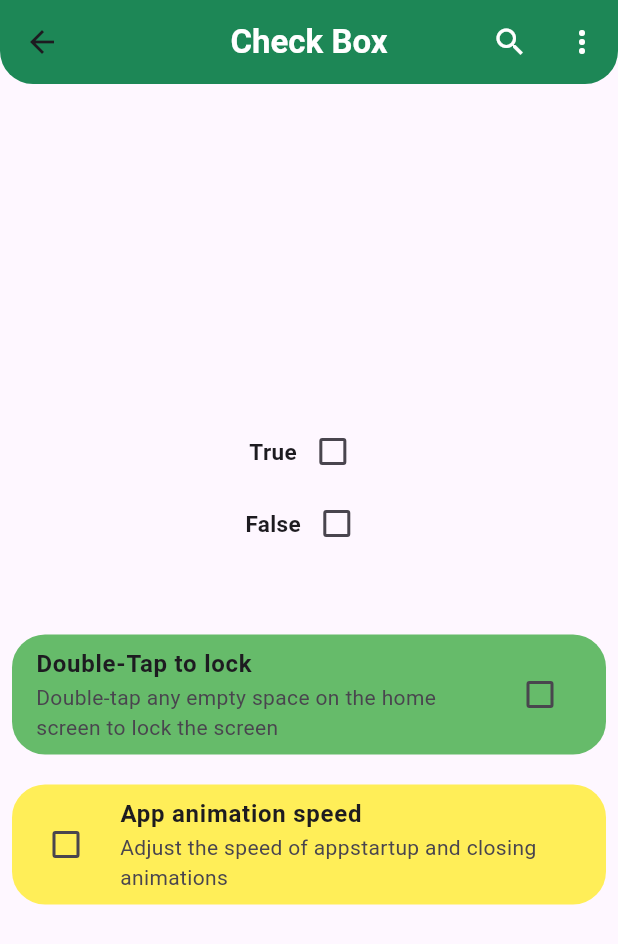
After one commit to vaishak9539/Loginpage, a Flutter app: the Check screen opened directly, on a phone screen of 412 x 824 dp. The commit adds this screen. Shown: the top 944 px of the screen. Run offline on Flutter 3.47's test engine with Material 3 defaults, Android fonts, the phone set to English and light mode, and no system bars; our stand-ins replace fluttertoast, image_picker.

Commit message:
first commit

```diff
--- /dev/null
+++ b/lib/check_box.dart
@@ -0,0 +1,135 @@
+import 'package:flutter/material.dart';
+
+class Check extends StatefulWidget {
+  const Check({super.key});
+
+  @override
+  State<Check> createState() => _CheckState();
+}
+
+class _CheckState extends State<Check> {
+
+  bool? ischecked1=false;
+  bool? ischecked2=false;
+  bool? ischecked3=false;
+  bool? ischecked4=false;
+  void onItemTapped(valu){
+   setState(() {
+      ischecked1=valu;
+   });
+
+
+  }
+
+  @override
+  Widget build(BuildContext context) {
+    return Scaffold(
+        // *AppBar
+        appBar: AppBar(
+          backgroundColor: Color.fromARGB(255, 29, 135, 86),
+          title: Text("Check Box",
+          style: TextStyle(
+            color: Colors.white,
+            fontWeight: FontWeight.bold
+          ),
+          ),
+          centerTitle: true,
+           actions: [
+
+            IconButton(onPressed: (){},
+             icon: Icon(Icons.search,
+              color: Colors.white
+             )),
+            IconButton(onPressed: (){},
+             icon: Icon(Icons.more_vert,
+              color: Colors.white
+             ))
+          ],
+          shape: RoundedRectangleBorder(
+            borderRadius: BorderRadius.vertical(
+              bottom: Radius.circular(22)
+              ),
+              ),
+        ),
+        body: Center(
+          child: Column(
+            mainAxisAlignment: MainAxisAlignment.center,
+            children: [
+              Row(
+                mainAxisAlignment: MainAxisAlignment.center,
+                children: [
+                  Text("True",
+                  style: TextStyle(
+                    fontSize: 15,
+                    fontWeight: FontWeight.bold
+                  ),
+                  ),
+                  Checkbox(
+                    tristate: true,
+                    value: ischecked1,
+                   onChanged: onItemTapped
+                  ),
+                ],
+              ),
+
+              Row(
+                mainAxisAlignment: MainAxisAlignment.center,
+                children: [
+                  Text("False",
+                  style: TextStyle(
+                    fontSize: 15,
+                    fontWeight: FontWeight.bold
+                  ),
+                  ),
+                  Checkbox(value: ischecked2,
+                  activeColor: Colors.red,
+                  checkColor: Colors.black,
+                   onChanged: (val){
+                    setState(() {
+                      ischecked2=val;
+                    });
+                   }
+                  ),
+                ],
+              ),
+              Padding(
+                padding: const EdgeInsets.only(top: 50,left: 8,right: 8),
+                child: CheckboxListTile(
+                  shape: RoundedRectangleBorder(
+                    borderRadius: BorderRadius.circular(22)),
+                  title: Text("Double-Tap to lock",
+                  style: TextStyle(fontWeight: FontWeight.bold),
+                  ),
+                  tileColor: Colors.green[400],
+                  subtitle: Text("Double-tap any empty space on the home screen to lock the screen"),
+                  value: ischecked3,
+                onChanged: (val){
+                  setState(() {
+                    ischecked3=val;
+                  });
+                }),
+              ),
+              Padding(
+                padding: const EdgeInsets.only(top: 20,left: 8,right: 8),
+                child: CheckboxListTile(
+                  controlAffinity: ListTileControlAffinity.leading,
+                    shape: RoundedRectangleBorder(
+                      borderRadius: BorderRadius.circular(22)),
+                    title: Text("App animation speed",
+                    style: TextStyle(fontWeight: FontWeight.bold),
+                    ),
+                    tileColor: Colors.yellow[400],
+                    subtitle: Text("Adjust the speed of appstartup and closing animations"),
+                    value: ischecked4,
+                  onChanged: (val){
+                    setState(() {
+                      ischecked4=val;
+                    });
+                  }),
+              ),
+            ],
+          ),
+        )
+    );
+  }
+}
--- a/lib/main.dart
+++ b/lib/main.dart
@@ -1,7 +1,8 @@
-// ignore_for_file: prefer_const_constructors
 
 import 'package:flutter/material.dart';
-import 'package:loginpage_/drawer.dart';
+import 'package:loginpage_/check_box.dart';
+import 'package:loginpage_/toast_message.dart';
+
 
 void main() {
   runApp(const MyApp());
@@ -21,7 +22,7 @@ class MyApp extends StatelessWidget {
         colorScheme: ColorScheme.fromSeed(seedColor: Colors.deepPurple),
         // useMaterial3: true,
       ),
-      home: Dra()
+      home: Toast1()
     );
   }
 }
--- a/lib/navigator_sc1.dart
+++ b/lib/navigator_sc1.dart
@@ -16,6 +16,7 @@ class _Sc1State extends State<Sc1> {
     return Scaffold(
       body: SafeArea(
         child: Column(
+          mainAxisAlignment: MainAxisAlignment.center,
           children: [
             Container(
               height: 30,
--- a/lib/navigator_sc2.dart
+++ b/lib/navigator_sc2.dart
@@ -16,6 +16,7 @@ class _Sc2State extends State<Sc2> {
     return Scaffold(
       body:  SafeArea(
         child: Column(
+          mainAxisAlignment: MainAxisAlignment.center,
           children: [
             Text("Screen 2"),
             ElevatedButton(
```
Also changed, not shown: lib/tab_bar.dart (added, +57 -0 lines).
